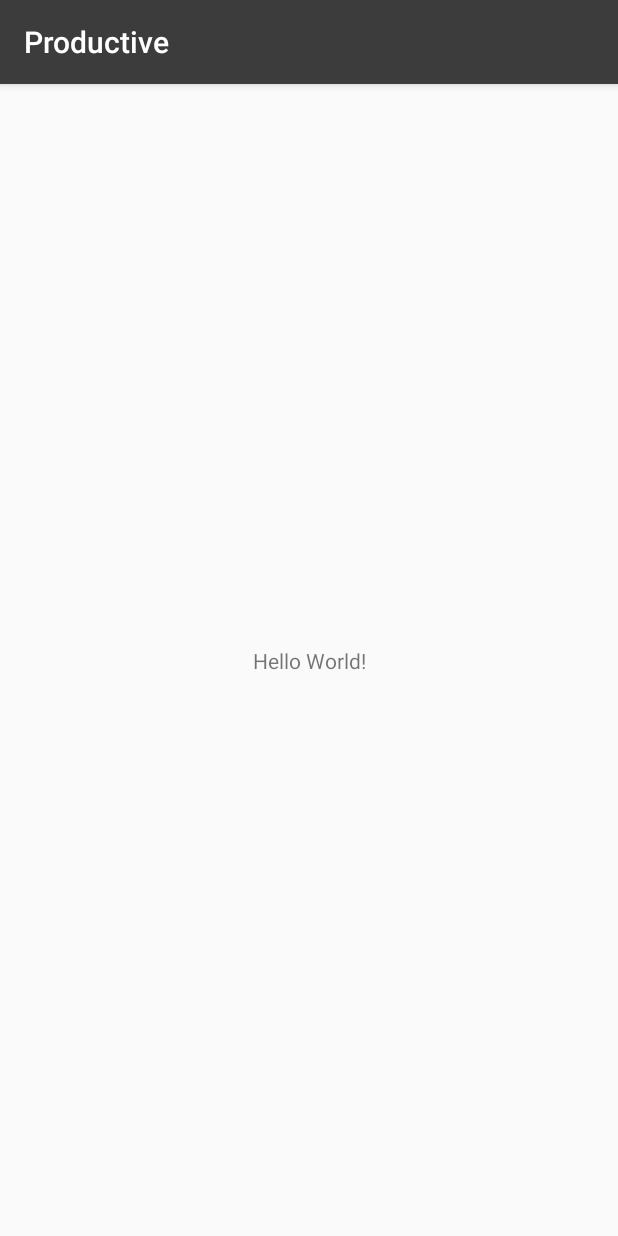
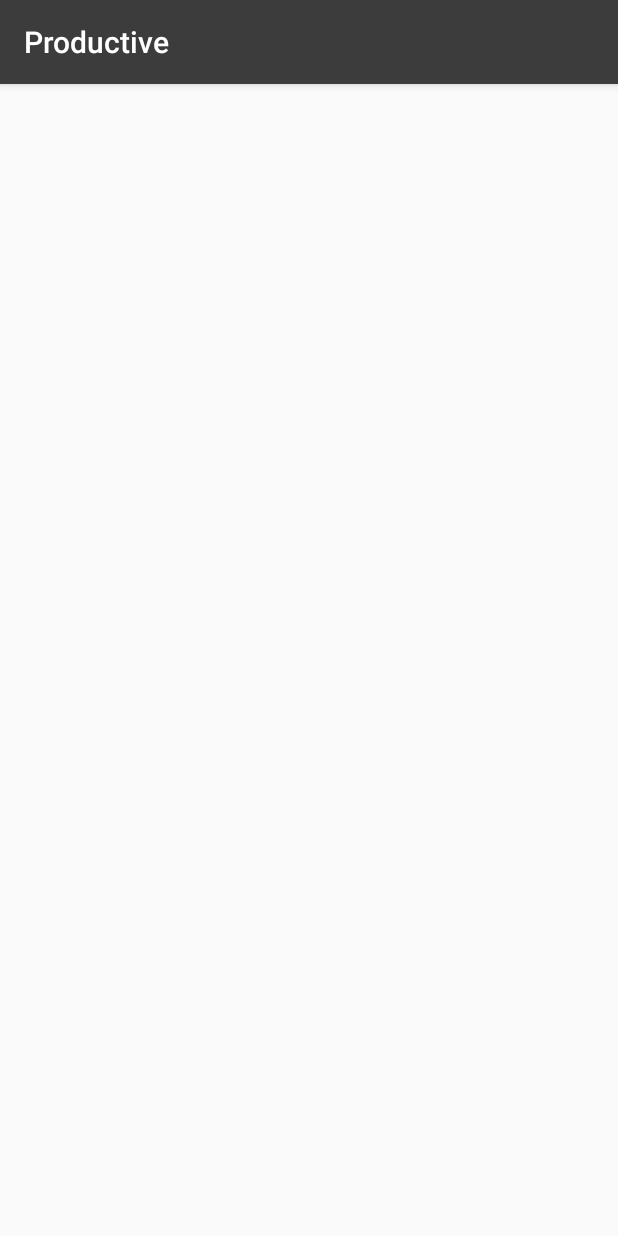
Before and after one commit to ksdme/productive, an Android app: the screen it shows after launch (MainActivity), on a phone screen of 412 x 824 dp. Run offline under Robolectric (Android 15) with nearby library versions, the phone set to English and light mode, and no system bars.

Commit message:
activity_main: Replace Constraint layout w/ Coordinator Layout

```diff
--- a/app/src/main/res/layout/activity_main.xml
+++ b/app/src/main/res/layout/activity_main.xml
@@ -1,19 +1,9 @@
 <?xml version="1.0" encoding="utf-8"?>
-<android.support.constraint.ConstraintLayout
+<android.support.design.widget.CoordinatorLayout
         xmlns:android="http://schemas.android.com/apk/res/android"
         xmlns:tools="http://schemas.android.com/tools"
-        xmlns:app="http://schemas.android.com/apk/res-auto"
         android:layout_width="match_parent"
         android:layout_height="match_parent"
         tools:context=".MainActivity">
 
-    <TextView
-            android:layout_width="wrap_content"
-            android:layout_height="wrap_content"
-            android:text="Hello World!"
-            app:layout_constraintBottom_toBottomOf="parent"
-            app:layout_constraintLeft_toLeftOf="parent"
-            app:layout_constraintRight_toRightOf="parent"
-            app:layout_constraintTop_toTopOf="parent"/>
-
-</android.support.constraint.ConstraintLayout>
+</android.support.design.widget.CoordinatorLayout>
```
